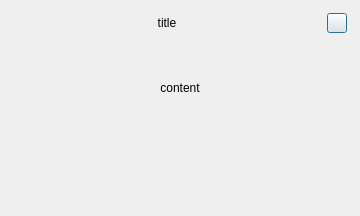
AlexRain/BRSystem, file src/DialogMsg.ui: the form before one commit.
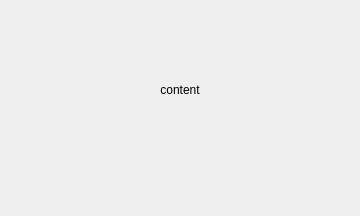
The form after the commit.

```diff
--- a/src/DialogMsg.ui
+++ b/src/DialogMsg.ui
@@ -31,12 +31,12 @@
    </property>
    <item>
     <widget class="QWidget" name="contentWidget" native="true">
-     <layout class="QVBoxLayout" name="verticalLayout_2" stretch="0,3,2">
+     <layout class="QVBoxLayout" name="verticalLayout_2" stretch="3,2">
       <property name="leftMargin">
        <number>5</number>
       </property>
       <property name="topMargin">
-       <number>5</number>
+       <number>33</number>
       </property>
       <property name="rightMargin">
        <number>5</number>
@@ -44,42 +44,6 @@
       <property name="bottomMargin">
        <number>5</number>
       </property>
-      <item>
-       <layout class="QHBoxLayout" name="layout_title">
-        <property name="bottomMargin">
-         <number>0</number>
-        </property>
-        <item>
-         <widget class="QLabel" name="label_title">
-          <property name="text">
-           <string>title</string>
-          </property>
-          <property name="alignment">
-           <set>Qt::AlignCenter</set>
-          </property>
-         </widget>
-        </item>
-        <item>
-         <widget class="QPushButton" name="btn_close">
-          <property name="minimumSize">
-           <size>
-            <width>20</width>
-            <height>20</height>
-           </size>
-          </property>
-          <property name="maximumSize">
-           <size>
-            <width>20</width>
-            <height>20</height>
-           </size>
-          </property>
-          <property name="text">
-           <string/>
-          </property>
-         </widget>
-        </item>
-       </layout>
-      </item>
       <item>
        <widget class="QLabel" name="label_content">
         <property name="text">
```
